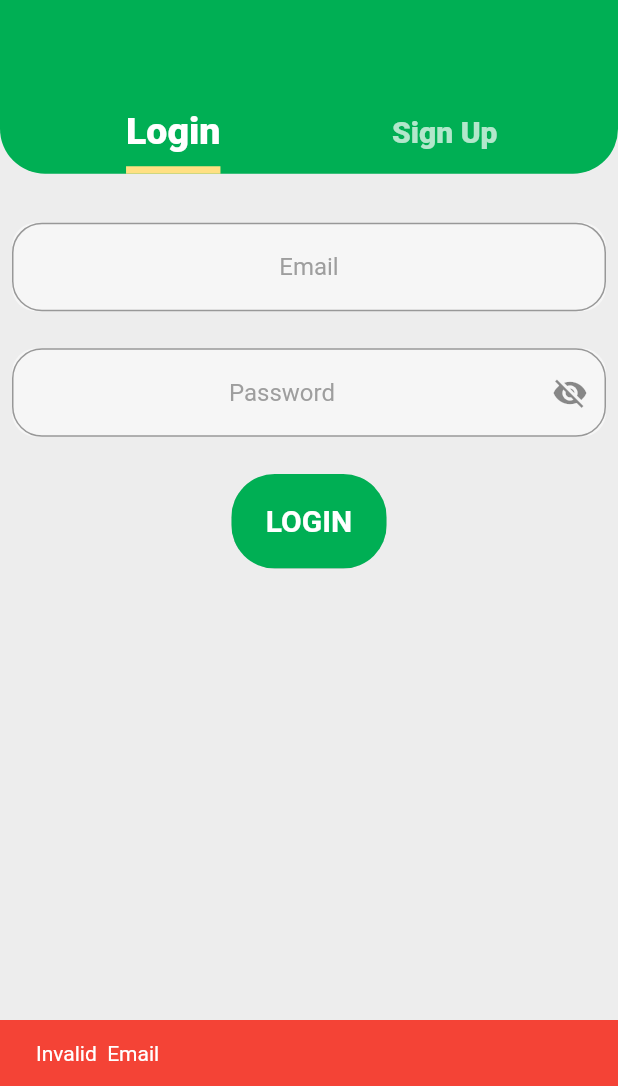
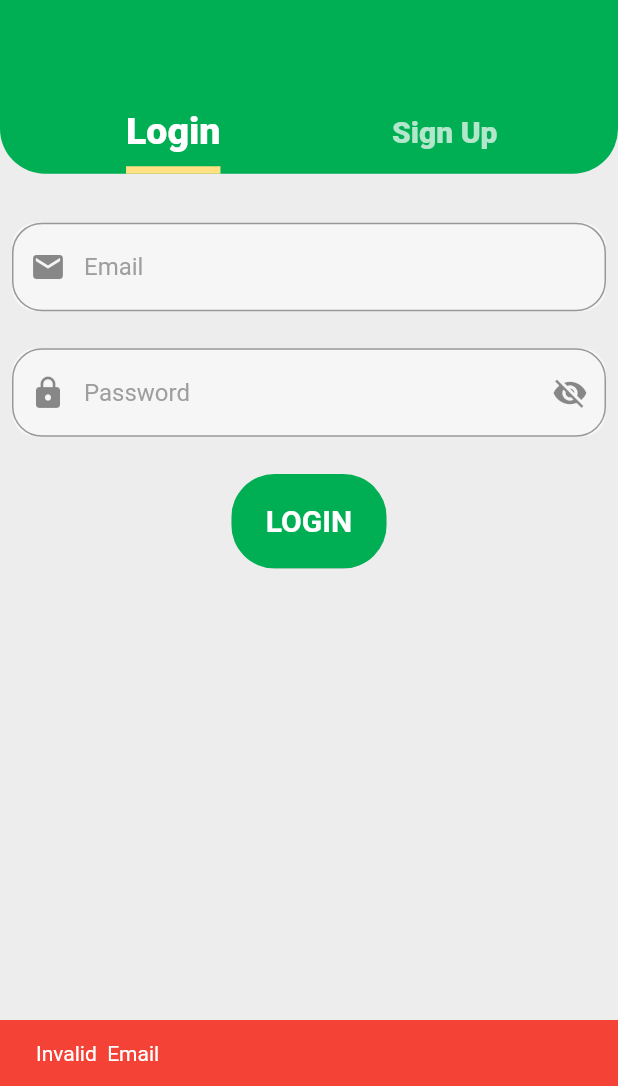
Before and after one commit to Yahya-khodr/pantry, a Flutter app: the Authentication screen opened directly, after a tap on "LOGIN", on a phone screen of 412 x 824 dp, the part 150-1236 px from its top. Run offline on Flutter 3.47's test engine with Material 2 defaults, Android fonts, the phone set to English and light mode, and no system bars; our stand-ins replace font_awesome_flutter, shared_preferences; missing offline and left inert: flutter_barcode_scanner; accounts and stored records are empty; network calls fail.

Commit message:
Fix prefix icon not being rendered

```diff
--- a/frontend/lib/views/screens/auth_screens/login_screen.dart
+++ b/frontend/lib/views/screens/auth_screens/login_screen.dart
@@ -80,7 +80,7 @@ class _LoginScreenState extends State<LoginScreen> {
                   CustomTextField(
                     hintText: "Email",
                     controller: _emailController,
-                    icon: Icons.email,
+                    prefixIcon: const Icon(Icons.email),
                   ),
                   SizedBox(
                     height: size.height * 0.03,
@@ -88,7 +88,7 @@ class _LoginScreenState extends State<LoginScreen> {
                   CustomTextField(
                     hintText: "Password",
                     controller: _passwordController,
-                    icon: Icons.lock,
+                    prefixIcon: const Icon( Icons.lock),
                   ),
                   SizedBox(
                     height: size.height * 0.03,
--- a/frontend/lib/views/screens/auth_screens/register_screen.dart
+++ b/frontend/lib/views/screens/auth_screens/register_screen.dart
@@ -83,7 +83,7 @@ class RegisterScreenState extends State<RegisterScreen> {
                   CustomTextField(
                     hintText: "Name",
                     controller: _nameController,
-                    icon: Icons.person,
+                    prefixIcon: const Icon(Icons.person) ,
                   ),
                   SizedBox(
                     height: size.height * 0.03,
@@ -91,7 +91,7 @@ class RegisterScreenState extends State<RegisterScreen> {
                   CustomTextField(
                     hintText: "Email",
                     controller: _emailController,
-                    icon: Icons.email,
+                    prefixIcon: const Icon(Icons.email),
                   ),
                   SizedBox(
                     height: size.height * 0.03,
@@ -99,7 +99,7 @@ class RegisterScreenState extends State<RegisterScreen> {
                   CustomTextField(
                     hintText: "Password",
                     controller: _passwordController,
-                    icon: Icons.lock,
+                    prefixIcon: const Icon( Icons.lock),
                   ),
                   SizedBox(
                     height: size.height * 0.03,
@@ -107,14 +107,13 @@ class RegisterScreenState extends State<RegisterScreen> {
                   CustomTextField(
                     hintText: "Confirm Password",
                     controller: _confirmPasswordController,
-                    icon: Icons.lock,
+                    prefixIcon: const Icon( Icons.lock),
                   ),
                   SizedBox(
                     height: size.height * 0.03,
                   ),
                   RoundedButton(
                       text: "Register",
-                      width: size.width * 0.3,
                       onPressed: () {
                         setState(() {
                           _name = _nameController.text;
--- a/frontend/lib/views/screens/update_profile_screens/update_profile_info.dart
+++ b/frontend/lib/views/screens/update_profile_screens/update_profile_info.dart
@@ -31,7 +31,7 @@ class _UpdateProfileInfoState extends State<UpdateProfileInfo> {
             height: 20.0,
           ),
           CustomTextField(
-            icon: Icons.line_weight,
+            prefixIcon: const Icon( Icons.line_weight),
             controller: _weightController,
             labelText: "Weight",
             suffixText: "kg",
@@ -42,7 +42,7 @@ class _UpdateProfileInfoState extends State<UpdateProfileInfo> {
             height: 20.0,
           ),
           CustomTextField(
-            icon: Icons.height,
+            prefixIcon: const Icon( Icons.height),
             controller: _heightController,
             labelText: "Height",
             suffixText: "cm",
--- a/frontend/lib/views/widgets/text_field_widget.dart
+++ b/frontend/lib/views/widgets/text_field_widget.dart
@@ -4,7 +4,7 @@ import 'package:frontend/resources/palette.dart';
 class CustomTextField extends StatefulWidget {
   final String? labelText;
   final String? hintText;
-  final IconData? icon;
+
   final TextEditingController controller;
   final TextInputType? keyboardType;
   final String? suffixText;
@@ -24,7 +24,7 @@ class CustomTextField extends StatefulWidget {
     this.prefixIcon,
     this.keyboardType,
     required this.controller,
-    this.icon,
+
   }) : super(key: key);
 
   @override
@@ -58,7 +58,6 @@ class _CustomTextFieldState extends State<CustomTextField> {
                 ThemeData().colorScheme.copyWith(primary: Palette.appBarColor),
           ),
           child: TextField(
-            textAlign: TextAlign.center,
             keyboardType: widget.keyboardType,
             controller: widget.controller,
             cursorColor: Palette.appBarColor,
```
Also changed, not shown: frontend/lib/views/screens/update_profile_screens/update_user_info.dart (+5 -5 lines).
